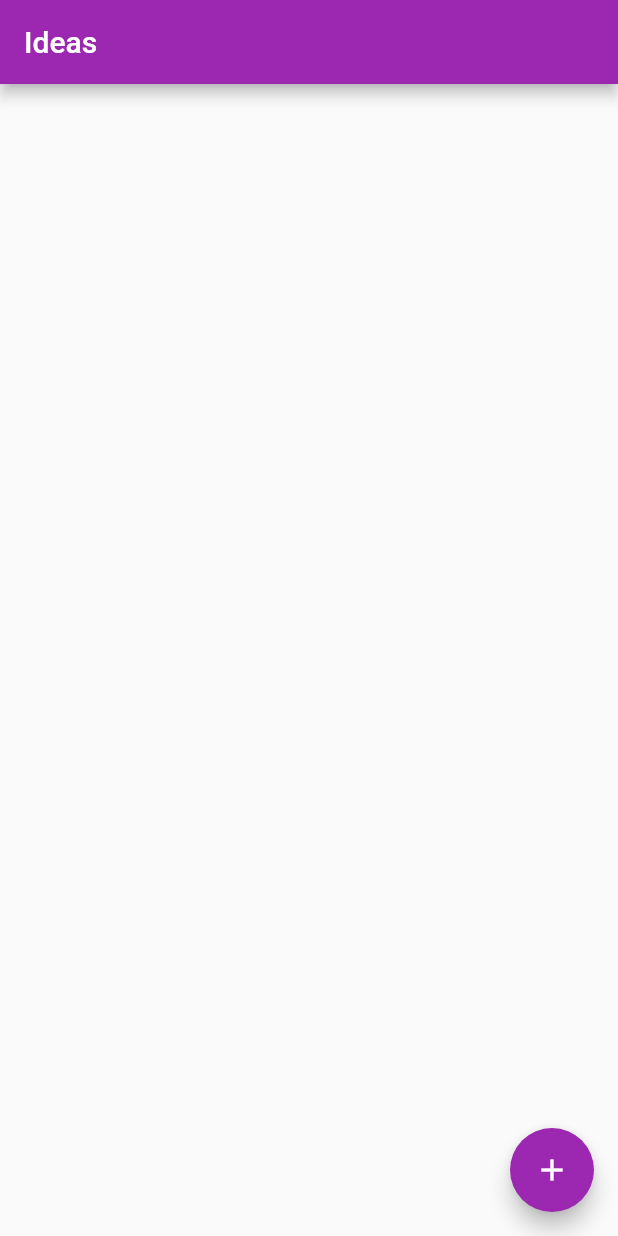
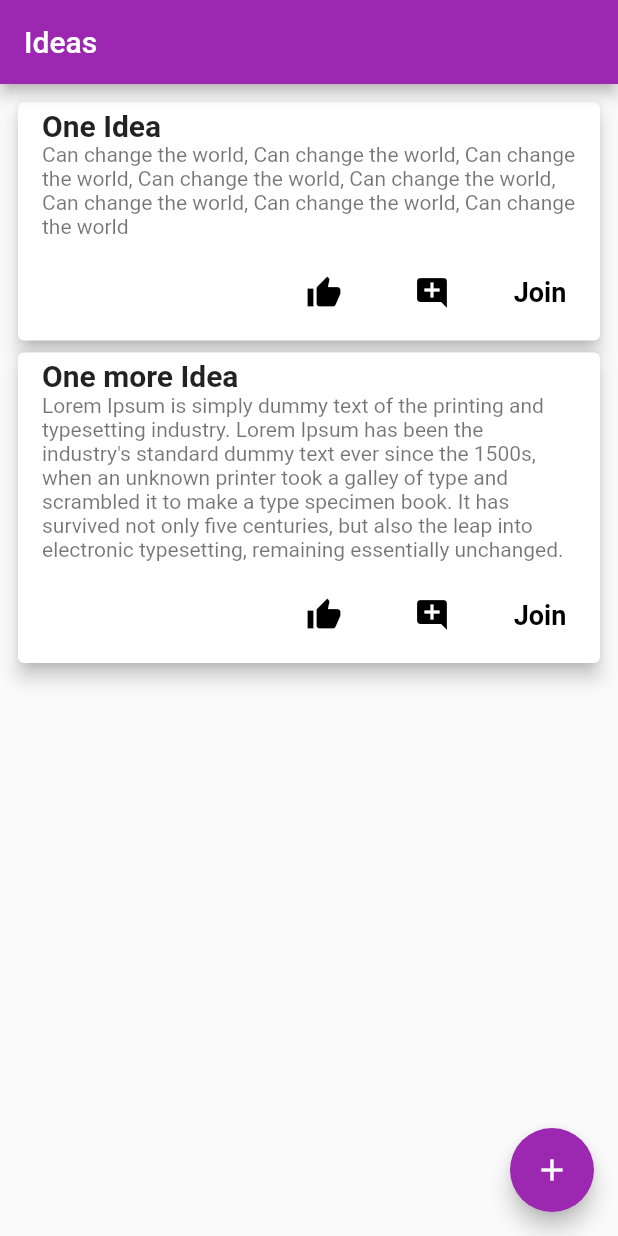
Before and after one commit to shivenigma/flutter-hack-2019, a Flutter app: the screen it shows after launch, on a phone screen of 412 x 824 dp. Run offline on Flutter 3.47's test engine with Material 2 defaults, Android fonts, the phone set to English and light mode, and no system bars; our stand-ins replace splashscreen.

Commit message:
Finished UI design for feed screen,
Created a reusable feed card the feed screen, need to push the data
into the feedScreen and integrate click actions

```diff
--- /dev/null
+++ b/lib/feed_card.dart
@@ -0,0 +1,59 @@
+import 'package:flutter/material.dart';
+
+class FeedCard extends StatelessWidget {
+  final String title;
+  final String subTitle;
+  final String id;
+  FeedCard({@required this.id, @required this.title, this.subTitle});
+  @override
+  Widget build(BuildContext context) {
+    return Card(
+      elevation: 5.0,
+      child: Column(
+        children: <Widget>[
+          ListTile(
+            title: Text(
+              this.title,
+              style: TextStyle(
+                fontSize: 20.0,
+                fontWeight: FontWeight.bold,
+              ),
+            ),
+            subtitle: Text(this.subTitle),
+          ),
+          ButtonTheme.bar(
+            child: ButtonBar(
+              alignment: MainAxisAlignment.end,
+              children: <Widget>[
+                FlatButton(
+                  child: Icon(Icons.thumb_up),
+                  onPressed: () {
+                    // this.id
+                  },
+                ),
+                /*FlatButton(
+                  child: Icon(Icons.thumb_down),
+                  onPressed: () {},
+                ),*/
+                FlatButton(
+                  child: Icon(Icons.add_comment),
+                  onPressed: () {},
+                ),
+                FlatButton(
+                  child: Text(
+                    'Join',
+                    style: TextStyle(
+                      fontSize: 18.0,
+                      fontWeight: FontWeight.w600,
+                    ),
+                  ),
+                  onPressed: () {},
+                ),
+              ],
+            ),
+          )
+        ],
+      ),
+    );
+  }
+}
--- a/lib/feed_screen.dart
+++ b/lib/feed_screen.dart
@@ -1,4 +1,5 @@
 import 'package:flutter/material.dart';
+import 'package:team_up/feed_card.dart';
 
 class FeedScreen extends StatefulWidget {
   @override
@@ -12,6 +13,26 @@ class _FeedScreenState extends State<FeedScreen> {
       appBar: AppBar(
         title: Text('Ideas'),
       ),
+      body: Padding(
+        padding: const EdgeInsets.all(8.0),
+        child: ListView(
+          padding: EdgeInsets.only(bottom: 0.0),
+          children: <Widget>[
+            FeedCard(
+              id: '1',
+              title: 'One Idea',
+              subTitle:
+                  'Can change the world, Can change the world, Can change the world, Can change the world, Can change the world, Can change the world, Can change the world, Can change the world',
+            ),
+            FeedCard(
+              id: '2',
+              title: 'One more Idea',
+              subTitle:
+                  'Lorem Ipsum is simply dummy text of the printing and typesetting industry. Lorem Ipsum has been the industry\'s standard dummy text ever since the 1500s, when an unknown printer took a galley of type and scrambled it to make a type specimen book. It has survived not only five centuries, but also the leap into electronic typesetting, remaining essentially unchanged.',
+            )
+          ],
+        ),
+      ),
       floatingActionButton: FloatingActionButton(
         child: Icon(Icons.add),
         onPressed: () {
```
